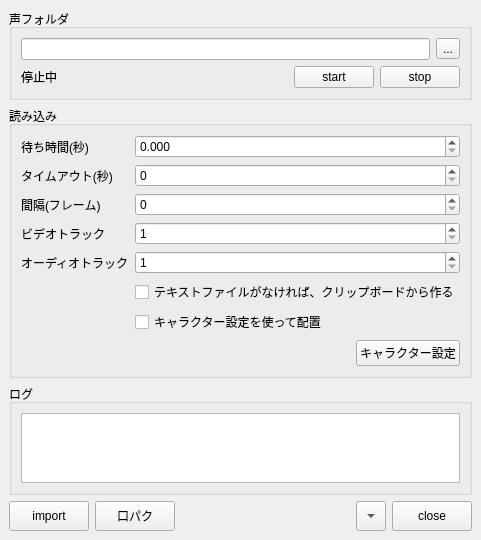
Old version of the form app/resolve/Python/rs_resolve/tool/voice_dropper/voice_dropper.ui in the repository nakano000/Resolve_Script.
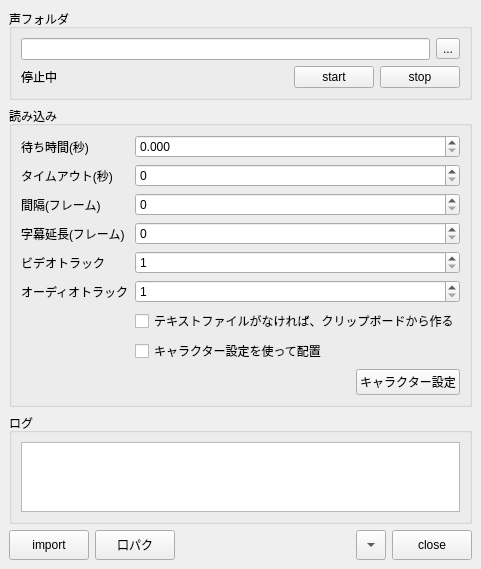
New version of the form. Custom widgets are drawn as their Qt base class.

Commit message: Text+字幕 延長機能 追加

Patch:
```diff
--- a/app/resolve/Python/rs_resolve/tool/voice_dropper/voice_dropper.ui
+++ b/app/resolve/Python/rs_resolve/tool/voice_dropper/voice_dropper.ui
@@ -6,8 +6,8 @@
    <rect>
     <x>0</x>
     <y>0</y>
-    <width>379</width>
-    <height>487</height>
+    <width>388</width>
+    <height>513</height>
    </rect>
   </property>
   <property name="windowTitle">
@@ -108,6 +108,20 @@
          </property>
         </widget>
        </item>
+       <item row="1" column="0">
+        <widget class="QLabel" name="label_5">
+         <property name="text">
+          <string>タイムアウト(秒)</string>
+         </property>
+        </widget>
+       </item>
+       <item row="1" column="1">
+        <widget class="QSpinBox" name="timeOutSpinBox">
+         <property name="maximum">
+          <number>999</number>
+         </property>
+        </widget>
+       </item>
        <item row="2" column="0">
         <widget class="QLabel" name="label_3">
          <property name="text">
@@ -122,14 +136,14 @@
          </property>
         </widget>
        </item>
-       <item row="3" column="0">
+       <item row="4" column="0">
         <widget class="QLabel" name="label_4">
          <property name="text">
           <string>ビデオトラック</string>
          </property>
         </widget>
        </item>
-       <item row="3" column="1">
+       <item row="4" column="1">
         <widget class="QSpinBox" name="videoIndexSpinBox">
          <property name="minimum">
           <number>1</number>
@@ -139,14 +153,14 @@
          </property>
         </widget>
        </item>
-       <item row="4" column="0">
+       <item row="5" column="0">
         <widget class="QLabel" name="label">
          <property name="text">
           <string>オーディオトラック</string>
          </property>
         </widget>
        </item>
-       <item row="4" column="1">
+       <item row="5" column="1">
         <widget class="QSpinBox" name="audioIndexSpinBox">
          <property name="minimum">
           <number>1</number>
@@ -157,13 +171,20 @@
         </widget>
        </item>
        <item row="6" column="1">
+        <widget class="QCheckBox" name="makeTextCheckBox">
+         <property name="text">
+          <string>テキストファイルがなければ、クリップボードから作る</string>
+         </property>
+        </widget>
+       </item>
+       <item row="7" column="1">
         <widget class="QCheckBox" name="useCharaCheckBox">
          <property name="text">
           <string>キャラクター設定を使って配置</string>
          </property>
         </widget>
        </item>
-       <item row="7" column="1">
+       <item row="8" column="1">
         <layout class="QHBoxLayout" name="horizontalLayout_4">
          <item>
           <spacer name="horizontalSpacer_3">
@@ -187,26 +208,15 @@
          </item>
         </layout>
        </item>
-       <item row="5" column="1">
-        <widget class="QCheckBox" name="makeTextCheckBox">
+       <item row="3" column="0">
+        <widget class="QLabel" name="label_6">
          <property name="text">
-          <string>テキストファイルがなければ、クリップボードから作る</string>
+          <string>字幕延長(フレーム)</string>
          </property>
         </widget>
        </item>
-       <item row="1" column="0">
-        <widget class="QLabel" name="label_5">
-         <property name="text">
-          <string>タイムアウト(秒)</string>
-         </property>
-        </widget>
-       </item>
-       <item row="1" column="1">
-        <widget class="QSpinBox" name="timeOutSpinBox">
-         <property name="maximum">
-          <number>999</number>
-         </property>
-        </widget>
+       <item row="3" column="1">
+        <widget class="QSpinBox" name="extendSpinBox"/>
        </item>
       </layout>
      </widget>
```
The commit also changes 2 other files.
